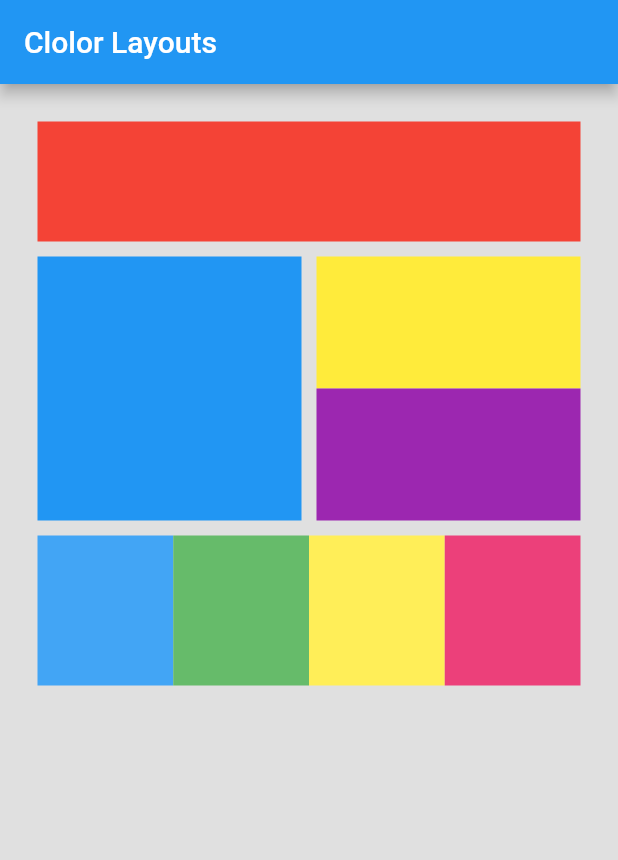
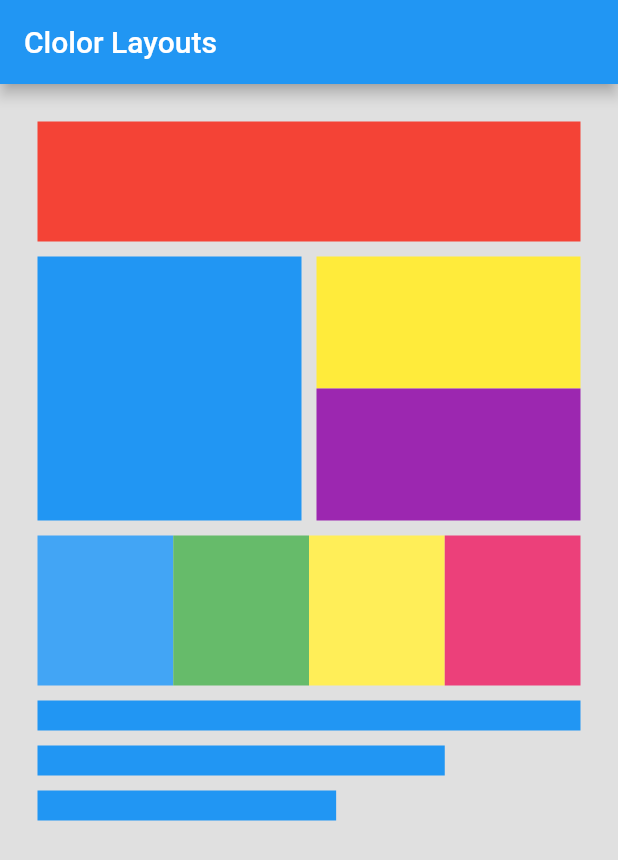
Before and after one commit to DoubleSlashDesign2/layout_colors, a Flutter app: the screen it shows after launch, on a phone screen of 412 x 824 dp. Shown: the top 860 px of the screen. Run offline on Flutter 3.47's test engine with Material 2 defaults, Android fonts, the phone set to English and light mode, and no system bars.

Commit message:
updated layouts added nFractional Sized box

```diff
--- a/lib/color_layout.dart
+++ b/lib/color_layout.dart
@@ -41,16 +41,36 @@ class _ThirdRow extends StatelessWidget {
   @override
   Widget build(BuildContext context) {
     return Container(
-
-      padding: EdgeInsets.only(top: _CELL_PADDING),
-      child: Row(
-        children: [
+        padding: EdgeInsets.only(top: _CELL_PADDING),
+        child: Row(children: [
           Expanded(child: Container(color: Colors.blue[400], height: 100)),
           Expanded(child: Container(color: Colors.green[400], height: 100)),
           Expanded(child: Container(color: Colors.yellow[400], height: 100)),
           Expanded(child: Container(color: Colors.pink[400], height: 100)),
-        ])
+        ]));
+  }
+}
 
+class _AdjustableBlock extends StatelessWidget {
+  final double widthFactor;
+
+  _AdjustableBlock(this.widthFactor);
+
+  @override
+  Widget build(BuildContext context) {
+    return Container(
+      padding: EdgeInsets.only(top: _CELL_PADDING),
+      child: Row(
+        children: [
+          Expanded(
+            child: FractionallySizedBox(
+              alignment: Alignment.centerLeft,
+              widthFactor: widthFactor,
+              child: Container(color: Colors.blue, height: 20),
+            ),
+          ),
+        ],
+      ),
     );
   }
 }
@@ -68,6 +88,9 @@ class ColorLayout extends StatelessWidget {
         _FirstRow(),
         _SecondRow(),
         _ThirdRow(),
+        _AdjustableBlock(1.0),
+        _AdjustableBlock(0.75),
+        _AdjustableBlock(0.55)
       ]),
     ));
   }
```
